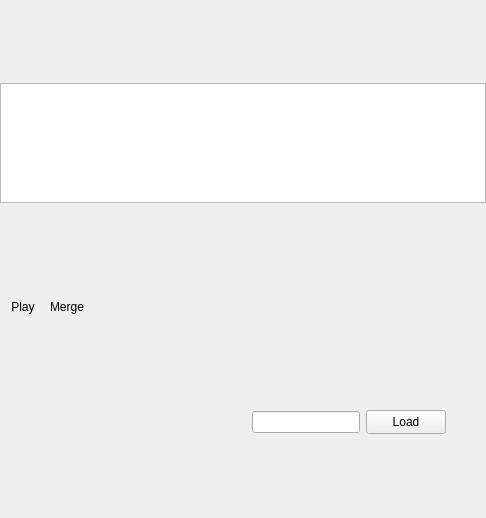
Before: the Qt Designer form App/panes/frames_viewer/frames_viewer_pane.ui in fengzhu2007/anycode, drawn with Qt 5.
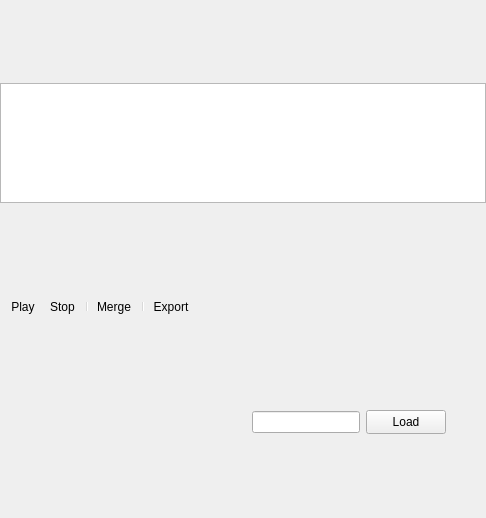
After: the same form once the commit is applied. Icons and pictures are not drawn. Custom widgets are drawn as their Qt base class.

```diff
--- a/App/panes/frames_viewer/frames_viewer_pane.ui
+++ b/App/panes/frames_viewer/frames_viewer_pane.ui
@@ -63,7 +63,11 @@
       </size>
      </property>
      <addaction name="actionPlay"/>
+     <addaction name="actionStop"/>
+     <addaction name="separator"/>
      <addaction name="actionMerge"/>
+     <addaction name="separator"/>
+     <addaction name="actionExport"/>
     </widget>
    </item>
    <item>
@@ -165,6 +169,30 @@
     <enum>QAction::NoRole</enum>
    </property>
   </action>
+  <action name="actionExport">
+   <property name="icon">
+    <iconset resource="../../r.qrc">
+     <normaloff>:/Resource/icons/ExportPerformanceReport_16x.svg</normaloff>:/Resource/icons/ExportPerformanceReport_16x.svg</iconset>
+   </property>
+   <property name="text">
+    <string>Export</string>
+   </property>
+   <property name="menuRole">
+    <enum>QAction::NoRole</enum>
+   </property>
+  </action>
+  <action name="actionStop">
+   <property name="icon">
+    <iconset resource="../../r.qrc">
+     <normaloff>:/Resource/icons/Stop_16x.svg</normaloff>:/Resource/icons/Stop_16x.svg</iconset>
+   </property>
+   <property name="text">
+    <string>Stop</string>
+   </property>
+   <property name="menuRole">
+    <enum>QAction::NoRole</enum>
+   </property>
+  </action>
  </widget>
  <customwidgets>
   <customwidget>
```
Left out of the diff: 6 changed lines with no effect on the pictures.
